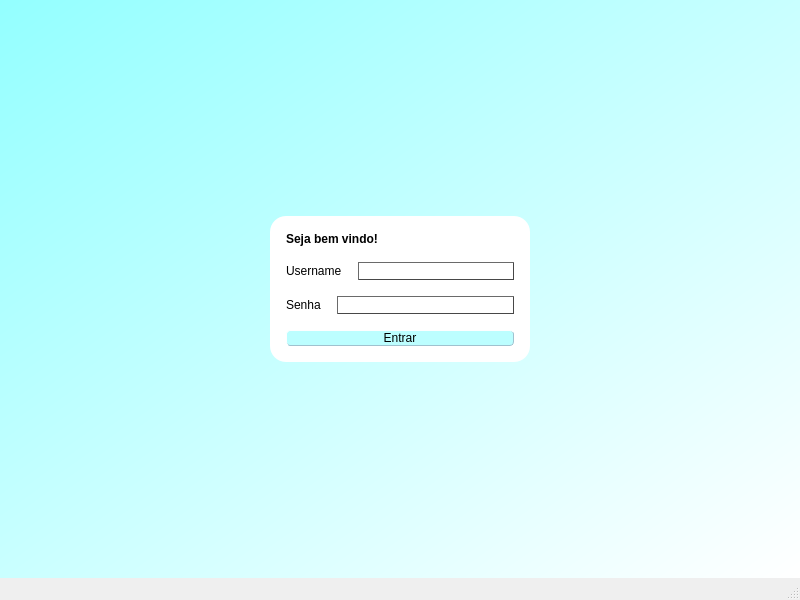
This is login.ui in luisalll/Adm-Hospitalar as Qt 5 draws it before an edit. The edited form follows.
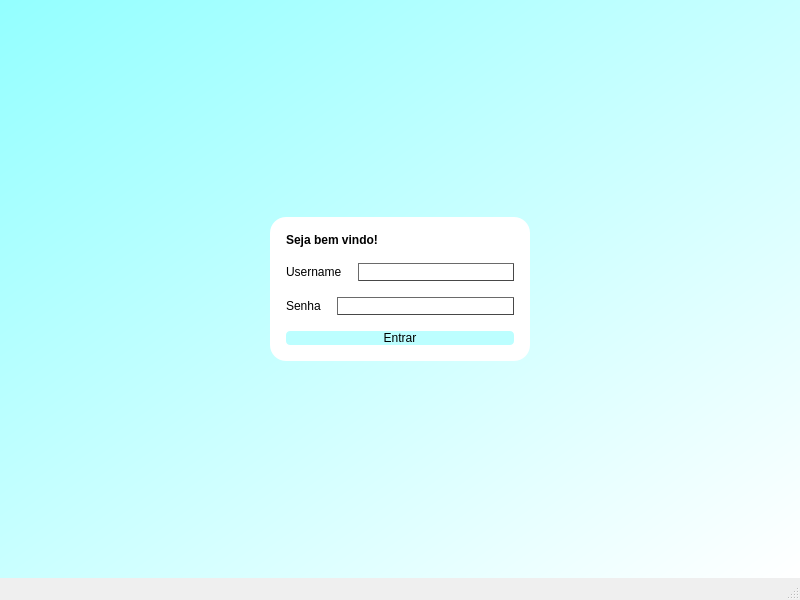
This is the edited form.

What changed in the file:
```diff
--- a/login.ui
+++ b/login.ui
@@ -32,7 +32,7 @@
      </spacer>
     </item>
     <item row="1" column="1">
-     <widget class="QWidget" name="" native="true">
+     <widget class="QWidget" name="widget" native="true">
       <property name="styleSheet">
        <string notr="true">background-color: rgb(255, 255, 255);
 border-color: rgb(0, 255, 234);
@@ -135,7 +135,6 @@
 background-color: rgb(188, 254, 255);
 border-color: rgb(160, 194, 207);
 border-style : outset;
-border-width : 1px;
 border-radius : 4px;
 }
 
```
Left out of the diff: 1 changed line with no effect on the pictures.
